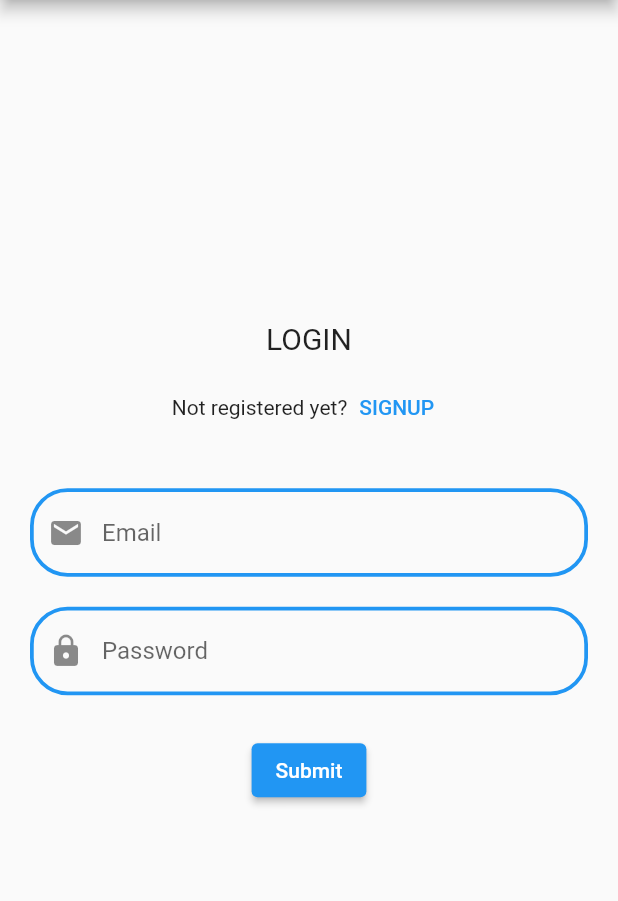
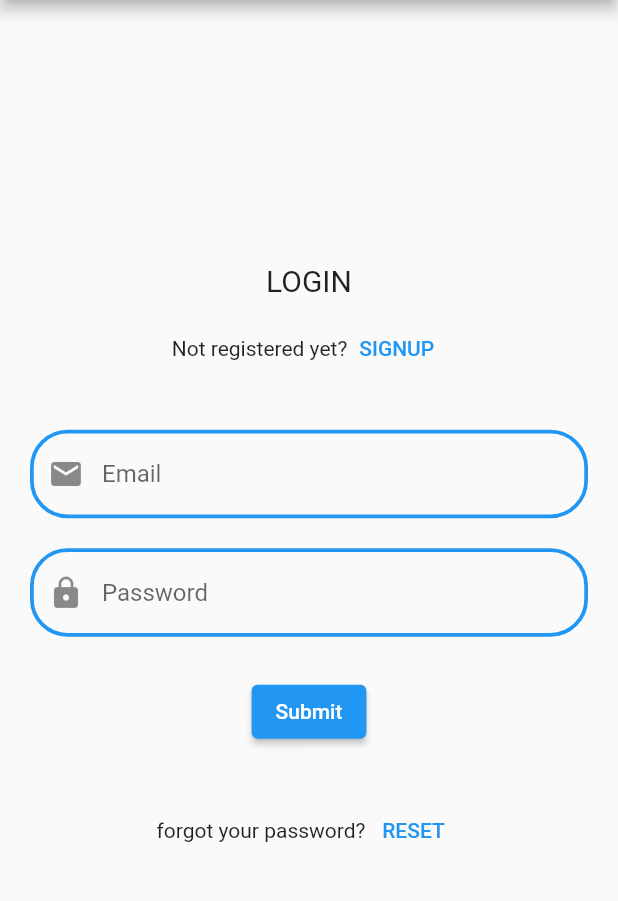
Before and after one commit to Petar81/Track-Bank-Expenses, a Flutter app: the screen it shows after launch, on a phone screen of 412 x 824 dp, the part 84-985 px from its top. Run offline on Flutter 3.47's test engine with Material 2 defaults, Android fonts, the phone set to English and light mode, and no system bars; our stand-ins replace charts_flutter, firebase_auth, firebase_core, firebase_database, firebase_storage, fl_chart and 2 more; accounts and stored records are empty.

Commit message:
add RESET text button to login screen

```diff
--- a/lib/screens/login.dart
+++ b/lib/screens/login.dart
@@ -207,6 +207,22 @@ class _LoginState extends State<Login> {
                           child: const Text('Submit'),
                         ),
                       ),
+                      Padding(
+                        padding: const EdgeInsets.symmetric(vertical: 15.0),
+                        child: Row(
+                          mainAxisAlignment: MainAxisAlignment.center,
+                          children: <Widget>[
+                            const Text(
+                              "forgot your password?",
+                              style: TextStyle(fontSize: 14.0),
+                            ),
+                            TextButton(
+                              onPressed: () {},
+                              child: const Text('RESET'),
+                            )
+                          ],
+                        ),
+                      ),
                     ],
                   ),
                 ),
```
